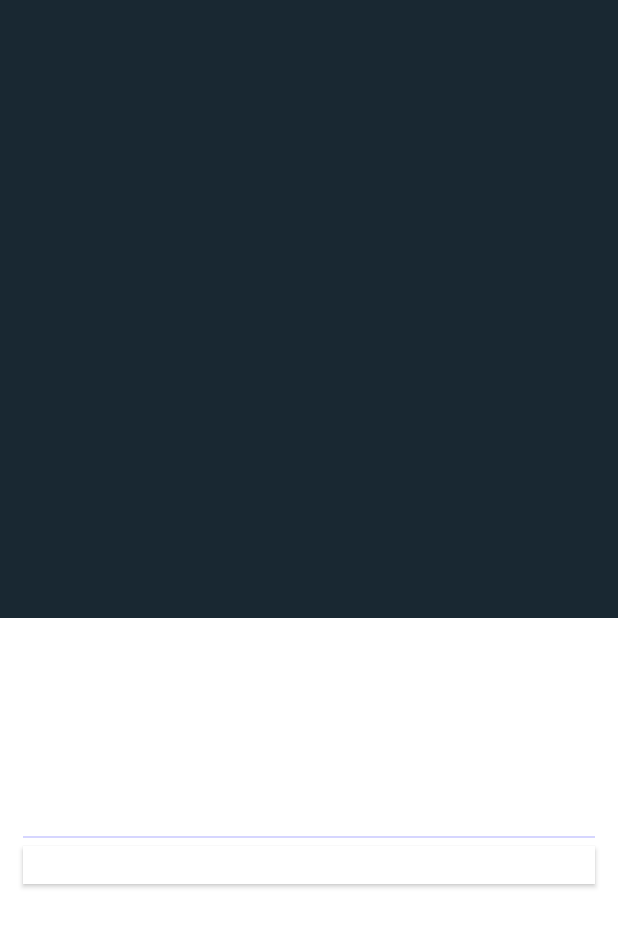
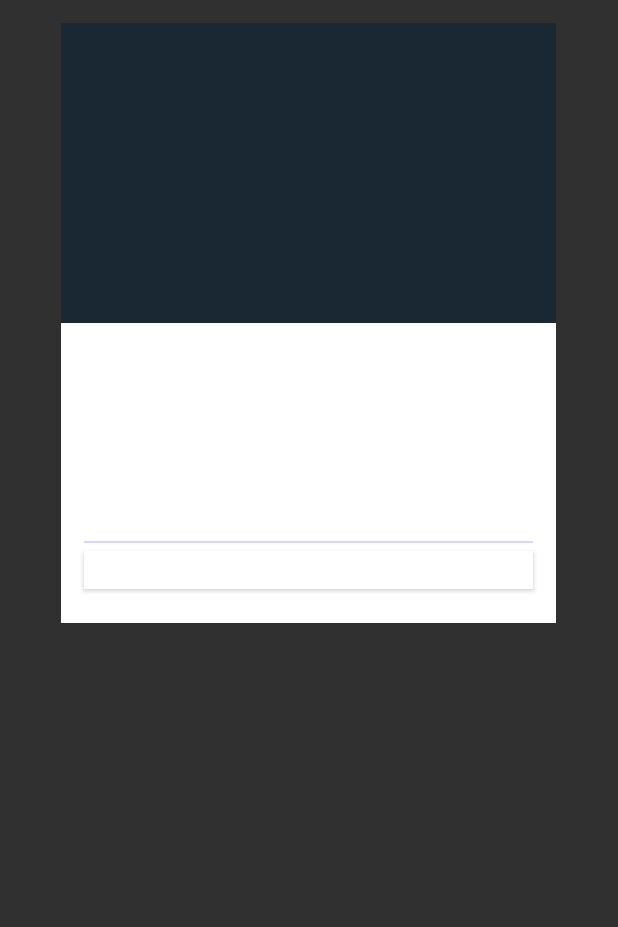
Before and after one commit to Aquila63/TrinderAndroid, an Android app: the fragment CardViewFragment shown on its own in the app's theme, on a phone screen of 412 x 824 dp. Shown: the top 927 px of the screen. Run offline under Robolectric (Android 15) with nearby library versions, the phone set to English and light mode, and no system bars.

Commit message:
Fixed error in SwipeAdapter. Modified fragment layout.

```diff
--- a/app/src/main/java/dave/example/com/trinder/SwipeAdapter.java
+++ b/app/src/main/java/dave/example/com/trinder/SwipeAdapter.java
@@ -41,7 +41,7 @@ public class SwipeAdapter extends ArrayAdapter<Person> {
         LayoutInflater mInflater = (LayoutInflater) context.getSystemService(Activity.LAYOUT_INFLATER_SERVICE);
 
         if (convertView == null) {
-            convertView = mInflater.inflate(R.layout.fragment_card_view, null);
+            convertView = mInflater.inflate(R.layout.fragment_card_view, parent, false);
 
 
             holder = new ViewHolder();
--- a/app/src/main/res/layout/card_view.xml
+++ b/app/src/main/res/layout/card_view.xml
@@ -1,5 +1,6 @@
 <?xml version="1.0" encoding="utf-8"?>
-<android.support.v7.widget.CardView xmlns:android="http://schemas.android.com/apk/res/android"
+<android.support.v7.widget.CardView
+    xmlns:android="http://schemas.android.com/apk/res/android"
     xmlns:tools="http://schemas.android.com/tools"
     xmlns:app="http://schemas.android.com/apk/res-auto"
     android:orientation="vertical"
--- a/app/src/main/res/layout/fragment_card_view.xml
+++ b/app/src/main/res/layout/fragment_card_view.xml
@@ -1,6 +1,15 @@
-<RelativeLayout xmlns:android="http://schemas.android.com/apk/res/android"
-    xmlns:tools="http://schemas.android.com/tools" android:layout_width="match_parent"
-    android:layout_height="match_parent" tools:context="dave.example.com.trinder.CardViewFragment">
+<RelativeLayout
+    xmlns:android="http://schemas.android.com/apk/res/android"
+    xmlns:tools="http://schemas.android.com/tools"
+    xmlns:card_view="http://schemas.android.com/apk/res-auto"
+    tools:context="dave.example.com.trinder.CardViewFragment"
+    android:orientation="vertical"
+    android:layout_gravity="center_horizontal"
+    android:layout_marginTop="15dp"
+    android:layout_width="330dp"
+    android:layout_height="400dp"
+    card_view:cardBackgroundColor="@color/cardColor"
+    card_view:cardCornerRadius="5dp">
 
 
     <LinearLayout xmlns:android="http://schemas.android.com/apk/res/android"
@@ -26,10 +35,9 @@
                     tools:text="@string/name"
                     android:layout_width="match_parent"
                     android:layout_height="50dp"
-                    android:layout_alignParentBottom="true"
-                    android:layout_marginBottom="40dp"
-                    android:layout_marginLeft="15dp"
-                    android:layout_marginRight="15dp">
+                    android:layout_above="@+id/relationship_status"
+                    android:layout_alignLeft="@+id/relationship_status"
+                    android:layout_alignStart="@+id/relationship_status">
                 </TextView>
 
                 <TextView
```
Also changed, not shown: 1 other file.
